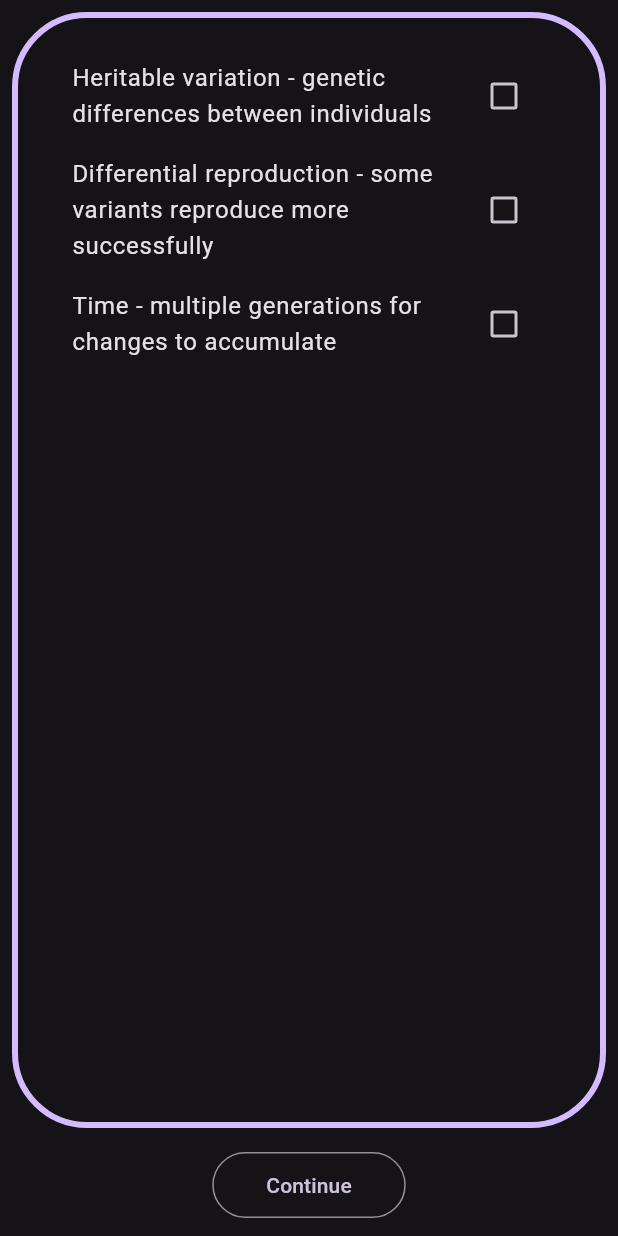
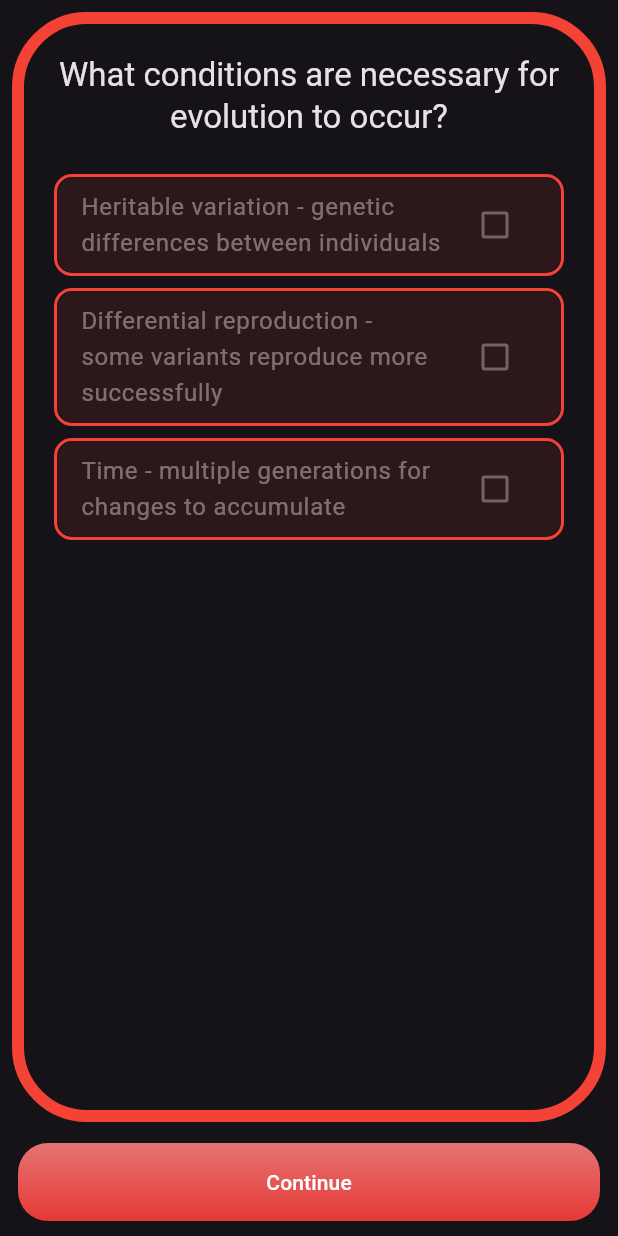
Before and after one commit to Jim-Maar/knowunity_application_demo, a Flutter app: the screen it shows after launch, after a tap on "Check without voice", on a phone screen of 412 x 824 dp. Run offline on Flutter 3.47's test engine with Material 3 defaults, Android fonts, the phone set to English and light mode, and no system bars; our stand-ins replace flutter_dotenv, permission_handler; missing offline and left inert: flutter_sound, record, whisper_ggml.

Commit message:
Added some overall styling changes and refactoring

```diff
--- a/lib/main.dart
+++ b/lib/main.dart
@@ -1,6 +1,5 @@
 import 'dart:io';
 import 'dart:convert';
-// import 'dart:js_interop';
 
 import 'package:flutter/material.dart';
 import 'package:flutter/services.dart';
@@ -71,11 +70,10 @@ Future<List<bool>> getChecks({
       "Content-Type": "application/json",
     },
     body: json.encode({
-      "model": "openai/gpt-4o", // "anthropic/claude-sonnet-4",
+      "model": "openai/gpt-4o",
       "messages": [
         {"role": "user", "content": prompt},
       ],
-      // "prompt": 'Return a list of 5 fruits',
       "response_format": {"type": "json_object"},
     }),
   );
@@ -113,22 +111,22 @@ class MyApp extends StatelessWidget {
         ),
         useMaterial3: true,
       ),
-      home: QuizPage(quiz: quizzes[0]),
+      home: QuizScreen(quiz: quizzes[0]),
     );
   }
 }
 
-class QuizPage extends StatefulWidget {
-  const QuizPage({super.key, required this.quiz});
+class QuizScreen extends StatefulWidget {
+  const QuizScreen({super.key, required this.quiz});
   final Quiz quiz;
 
   @override
-  State<QuizPage> createState() => _QuizPageState();
+  State<QuizScreen> createState() => _QuizScreenState();
 }
 
-class _QuizPageState extends State<QuizPage> {
+class _QuizScreenState extends State<QuizScreen> {
   int questionsAndAnswersIdx = 0;
-  String page = "question";
+  bool showingAnswers = false;
   String answerText = "";
 
   void _updateAnswerText(String newAnswerText) {
@@ -137,181 +135,68 @@ class _QuizPageState extends State<QuizPage> {
     });
   }
 
-  void _showAnswers() {
+  void _toggleShowAnswers() {
     setState(() {
-      page = "answers";
+      showingAnswers = !showingAnswers;
     });
   }
 
   void _showNextQuestion() {
     setState(() {
       if (questionsAndAnswersIdx < widget.quiz.questionsAndAnswers.length - 1) {
-        setState(() {
         questionsAndAnswersIdx = questionsAndAnswersIdx + 1;
-          page = "question";
-        });
+        showingAnswers = false;
+        answerText = "";
       } else {
-        setState(() {
-          page = "result";
-        });
+        // Navigate to result page or handle quiz completion
       }
     });
   }
 
   @override
   Widget build(BuildContext context) {
-    final QuestionAndAnswers =
+    final currentQuestionAndAnswers =
         widget.quiz.questionsAndAnswers[questionsAndAnswersIdx];
-    switch (page) {
-      case "question":
-        return QuestionPage(
-          question:
-              widget.quiz.questionsAndAnswers[questionsAndAnswersIdx].question,
+
+    return QuizPage(
+      question: currentQuestionAndAnswers.question,
+      answers: currentQuestionAndAnswers.answers,
+      answerText: answerText,
+      showingAnswers: showingAnswers,
       onAnswerTextChanged: _updateAnswerText,
-          showAnswers: _showAnswers,
-        );
-      case "answers":
-        return AnswersPage(
-          answers:
-              widget.quiz.questionsAndAnswers[questionsAndAnswersIdx].answers,
-          answerText: answerText,
+      toggleShowAnswers: _toggleShowAnswers,
       showNextQuestion: _showNextQuestion,
-        );
-      case "result":
-        return Placeholder();
-      default:
-        throw ("page does not exist");
-    }
-  }
-}
-
-class AnswersPage extends StatefulWidget {
-  const AnswersPage({
-    super.key,
-    required this.answers,
-    required this.answerText,
-    required this.showNextQuestion,
-  });
-  final List<String> answers;
-  final String answerText;
-  final void Function() showNextQuestion;
-
-  @override
-  State<AnswersPage> createState() => _AnswersPageState();
-}
-
-class _AnswersPageState extends State<AnswersPage> {
-  late Future<List<bool>> checksFuture;
-
-  @override
-  void initState() {
-    super.initState();
-    if (widget.answerText.isEmpty) {
-      checksFuture = Future.value(List.filled(widget.answers.length, false));
-    } else {
-      checksFuture = getChecks(
-        answerText: widget.answerText,
-        answers: widget.answers,
     );
   }
 }
 
-  @override
-  Widget build(BuildContext context) {
-    return FutureBuilder(
-      future: checksFuture,
-      builder: (context, snapshot) {
-        if (snapshot.connectionState == ConnectionState.waiting) {
-          return const Center(child: CircularProgressIndicator());
-        }
-        if (snapshot.hasError) {
-          return Center(child: Text("Error: ${snapshot.error}"));
-        }
-        List<bool> checks =
-            snapshot.data ?? List.filled(widget.answers.length, false);
-        return QuizPageLayout(
-          inFrame: AnswersSubPage(answers: widget.answers, checks: checks),
-          belowFrame: ContinueButton(showNextQuestion: widget.showNextQuestion),
-        );
-      },
-    );
-  }
-}
+class QuizPage extends StatefulWidget {
+  const QuizPage({
+    super.key,
+    required this.question,
+    required this.answers,
+    required this.answerText,
+    required this.showingAnswers,
+    required this.onAnswerTextChanged,
+    required this.toggleShowAnswers,
+    required this.showNextQuestion,
+  });
 
-class AnswersSubPage extends StatefulWidget {
-  const AnswersSubPage({
-    super.key,
-    required this.answers,
-    required this.checks,
-  });
+  final String question;
   final List<String> answers;
-  final List<bool> checks;
-
-  @override
-  State<AnswersSubPage> createState() => _AnswersSubPageState();
-}
-
-class _AnswersSubPageState extends State<AnswersSubPage> {
-  @override
-  Widget build(BuildContext context) {
-    return ListView(
-      children: [
-        for (final (i, answer) in widget.answers.indexed)
-          CheckboxListTile(
-            title: Text(answer),
-            value: widget.checks[i],
-            onChanged: (bool? value) {
-              setState(() {
-                widget.checks[i] = value ?? false;
-              });
-            },
-          ),
-      ],
-    );
-  }
-}
-
-class ContinueButton extends StatelessWidget {
-  const ContinueButton({super.key, required this.showNextQuestion});
+  final String answerText;
+  final bool showingAnswers;
+  final void Function(String) onAnswerTextChanged;
+  final void Function() toggleShowAnswers;
   final void Function() showNextQuestion;
 
   @override
-  Widget build(BuildContext context) {
-    final theme = Theme.of(context);
-    final style = theme.textTheme.labelLarge!.copyWith(
-      color: theme.colorScheme.secondary,
-    );
-    final String buttonText = "Continue";
-    return OutlinedButton(
-      onPressed: () => {showNextQuestion()},
-      child: Padding(
-        padding: const EdgeInsets.all(12.0),
-        child: Text(
-          buttonText,
-          style: style,
-          // textScaler: TextScaler.linear(1.2)
-        ),
-      ),
-    );
-  }
+  State<QuizPage> createState() => _QuizPageState();
 }
 
-class QuestionPage extends StatefulWidget {
-  const QuestionPage({
-    super.key,
-    required this.question,
-    required this.onAnswerTextChanged,
-    required this.showAnswers,
-  });
-  final String question;
-  final void Function(String) onAnswerTextChanged;
-  final void Function() showAnswers;
-  @override
-  State<QuestionPage> createState() => _QuestionPageState();
-}
-
-class _QuestionPageState extends State<QuestionPage> {
-  final model = WhisperModel.mediumEn;
+class _QuizPageState extends State<QuizPage>
+    with SingleTickerProviderStateMixin {
+  final model = WhisperModel.base;
   final AudioRecorder audioRecorder = AudioRecorder();
   final WhisperController whisperController = WhisperController();
   String transcribedText = '';
@@ -319,32 +204,170 @@ class _QuestionPageState extends State<QuestionPage> {
   bool isProcessingFile = false;
   bool isListening = false;
 
+  late Future<List<bool>> checksFuture;
+  List<bool>? checks;
+  late AnimationController _animationController;
+  late Animation<double> _borderAnimation;
+
   @override
   void initState() {
+    super.initState();
     initModel();
-    super.initState();
+    _animationController = AnimationController(
+      duration: const Duration(milliseconds: 500),
+      vsync: this,
+    );
+    _borderAnimation = Tween<double>(begin: 4.0, end: 8.0).animate(
+      CurvedAnimation(parent: _animationController, curve: Curves.easeInOut),
+    );
+  }
+
+  @override
+  void didUpdateWidget(QuizPage oldWidget) {
+    super.didUpdateWidget(oldWidget);
+    if (widget.showingAnswers && !oldWidget.showingAnswers) {
+      _loadChecks();
+    }
+    if (!widget.showingAnswers && oldWidget.showingAnswers) {
+      setState(() {
+        checks = null;
+        transcribedText = '';
+      });
+    }
+  }
+
+  void _loadChecks() {
+    if (widget.answerText.isEmpty) {
+      setState(() {
+        checks = List.filled(widget.answers.length, false);
+      });
+      _animationController.forward();
+    } else {
+      checksFuture = getChecks(
+        answerText: widget.answerText,
+        answers: widget.answers,
+      );
+      checksFuture.then((result) {
+        if (mounted) {
+          setState(() {
+            checks = result;
+          });
+          _animationController.forward();
+        }
+      });
+    }
+  }
+
+  bool get allAnswersCorrect => checks?.every((check) => check) ?? false;
+
+  Color get borderColor {
+    if (!widget.showingAnswers || checks == null) {
+      return Theme.of(context).colorScheme.primary;
+    }
+    return allAnswersCorrect ? Colors.green : Colors.red;
   }
 
   @override
   Widget build(BuildContext context) {
-    return QuizPageLayout(
-      inFrame: QuestionSubPage(
-        question: widget.question,
-        transcribedText: transcribedText,
-        record: record,
+    final theme = Theme.of(context);
+
+    return Scaffold(
+      body: SafeArea(
+        child: Column(
+          children: [
+            Expanded(
+              child: Padding(
+                padding: const EdgeInsets.all(8.0),
+                child: AnimatedBuilder(
+                  animation: _borderAnimation,
+                  builder: (context, child) {
+                    return Container(
+                      width: double.infinity,
+                      clipBehavior: Clip.antiAlias,
+                      decoration: BoxDecoration(
+                        border: Border.all(
+                          color: borderColor,
+                          width: widget.showingAnswers && checks != null
+                              ? _borderAnimation.value
+                              : 4.0,
+                        ),
+                        borderRadius: BorderRadius.circular(50.0),
+                      ),
+                      child: child,
+                    );
+                  },
+                  child: Padding(
+                    padding: const EdgeInsets.all(20.0),
+                    child: Column(
+                      children: [
+                        Padding(
+                          padding: const EdgeInsets.only(bottom: 20.0),
+                          child: Text(
+                            widget.question,
+                            style: theme.textTheme.titleLarge,
+                            textAlign: TextAlign.center,
+                          ),
+                        ),
+                        Expanded(
+                          child: widget.showingAnswers
+                              ? (checks == null
+                                    ? const Center(
+                                        child: CircularProgressIndicator(),
+                                      )
+                                    : AnswersList(
+                                        answers: widget.answers,
+                                        checks: checks!,
+                                      ))
+                              : Column(
+                                  children: [
+                                    Expanded(
+                                      child: Center(
+                                        child: Text(
+                                          transcribedText,
+                                          style: theme.textTheme.bodyLarge,
+                                          textAlign: TextAlign.center,
+                                        ),
+                                      ),
+                                    ),
+                                    VoiceButton(
+                                      recordFunc: record,
                                       isProcessing: isProcessing,
                                       isListening: isListening,
                                     ),
-      belowFrame: CheckButton(
+                                  ],
+                                ),
+                        ),
+                      ],
+                    ),
+                  ),
+                ),
+              ),
+            ),
+            const SizedBox(height: 6),
+            ActionButton(
               isVoiceFinished: transcribedText.isNotEmpty,
-        showAnswers: widget.showAnswers,
+              showingAnswers: widget.showingAnswers,
+              allAnswersCorrect: allAnswersCorrect,
+              onPressed: widget.showingAnswers
+                  ? widget.showNextQuestion
+                  : widget.toggleShowAnswers,
+              checks: checks,
+            ),
+            const SizedBox(height: 10),
+          ],
+        ),
       ),
     );
   }
 
+  @override
+  void dispose() {
+    _animationController.dispose();
+    super.dispose();
+  }
+
   Future<void> initModel() async {
     try {
-      /// Try initializing the model from assets
       final bytesBase = await rootBundle.load(
         'assets/ggml-${model.modelName}.bin',
       );
@@ -357,7 +380,6 @@ class _QuestionPageState extends State<QuestionPage> {
         ),
       );
     } catch (e) {
-      /// On error try downloading the model
       await whisperController.downloadModel(model);
     }
   }
@@ -411,182 +433,123 @@ class _QuestionPageState extends State<QuestionPage> {
       }
     }
   }
+}
 
-  Future<void> transcribeJfk() async {
-    final Directory tempDir = await getTemporaryDirectory();
-    final asset = await rootBundle.load('assets/jfk.wav');
-    final String jfkPath = "${tempDir.path}/jfk.wav";
-    final File convertedFile = await File(
-      jfkPath,
-    ).writeAsBytes(asset.buffer.asUint8List());
+class AnswersList extends StatelessWidget {
+  const AnswersList({super.key, required this.answers, required this.checks});
 
-    setState(() {
-      isProcessingFile = true;
-    });
+  final List<String> answers;
+  final List<bool> checks;
 
-    final result = await whisperController.transcribe(
-      model: model,
-      audioPath: convertedFile.path,
-      lang: 'auto',
+  @override
+  Widget build(BuildContext context) {
+    return ListView.builder(
+      itemCount: answers.length,
+      itemBuilder: (context, index) {
+        final isCorrect = checks[index];
+        final borderColor = isCorrect ? Colors.green : Colors.red;
+        final backgroundColor = isCorrect
+            ? Colors.green.withOpacity(0.1)
+            : Colors.red.withOpacity(0.1);
+
+        return Container(
+          margin: const EdgeInsets.symmetric(vertical: 4.0),
+          decoration: BoxDecoration(
+            border: Border.all(color: borderColor, width: 2.0),
+            borderRadius: BorderRadius.circular(12.0),
+          ),
+          child: CheckboxListTile(
+            title: Text(answers[index]),
+            value: checks[index],
+            onChanged: null, // Disabled
+            activeColor: isCorrect ? Colors.green : Colors.red,
+            checkColor: Colors.white,
+            tileColor: backgroundColor,
+            shape: RoundedRectangleBorder(
+              borderRadius: BorderRadius.circular(12.0),
+            ),
+          ),
         );
-
-    setState(() {
-      isProcessingFile = false;
-    });
-
-    if (result?.transcription.text != null) {
-      setState(() {
-        transcribedText = result!.transcription.text;
-      });
-    }
+      },
+    );
   }
 }
 
-class QuizPageLayout extends StatelessWidget {
-  const QuizPageLayout({
+class ActionButton extends StatelessWidget {
+  const ActionButton({
     super.key,
-    required this.inFrame,
-    required this.belowFrame,
+    required this.isVoiceFinished,
+    required this.showingAnswers,
+    required this.allAnswersCorrect,
+    required this.onPressed,
+    required this.checks,
   });
-  final Widget inFrame;
-  final Widget belowFrame;
+
+  final bool isVoiceFinished;
+  final bool showingAnswers;
+  final bool allAnswersCorrect;
+  final void Function() onPressed;
+  final List<bool>? checks;
 
   @override
   Widget build(BuildContext context) {
     final theme = Theme.of(context);
-    return Scaffold(
-      body: SafeArea(
-        child: Column(
-          children: [
-            Expanded(
-              child: Padding(
-                padding: const EdgeInsets.all(8.0),
-                child: Container(
-                  width: double.infinity,
-                  clipBehavior: Clip.antiAlias,
-                  decoration: BoxDecoration(
-                    border: Border.all(
-                      color: theme.colorScheme.primary,
-                      width: 4.0,
-                    ),
-                    borderRadius: BorderRadius.circular(50.0),
-                  ),
-                  child: Padding(
-                    padding: const EdgeInsets.all(20.0),
-                    child: inFrame,
-                  ),
-                ),
-              ),
-            ),
-            SizedBox(height: 6),
-            belowFrame, // CheckButton(isVoiceFinished: transcribedText.isNotEmpty),
-            SizedBox(height: 10),
-          ],
-        ),
-      ),
-    );
+
+    String buttonText;
+    Color? backgroundColor;
+    Color? textColor;
+
+    if (showingAnswers) {
+      buttonText = "Continue";
+      if (checks != null) {
+        backgroundColor = allAnswersCorrect ? Colors.green : Colors.red;
+        textColor = Colors.white;
       }
+    } else {
+      buttonText = isVoiceFinished ? "Check" : "Check without voice";
+      textColor = isVoiceFinished ? Colors.white : Colors.grey[500];
     }
-
-class QuestionSubPage extends StatelessWidget {
-  const QuestionSubPage({
-    super.key,
-    required this.question,
-    required this.transcribedText,
-    required this.record,
-    required this.isProcessing,
-    required this.isListening,
-  });
-  final String question;
-  final String transcribedText;
-  final Future<void> Function() record;
-  final bool isProcessing;
-  final bool isListening;
-
-  @override
-  Widget build(BuildContext context) {
-    return Column(
-      children: [
-        Expanded(
-          child: Center(child: Question(question: question)),
-        ),
-        Text(transcribedText),
-        VoiceButton(
-          recordFunc: record,
-          isProcessing: isProcessing,
-          isListening: isListening,
-        ),
-      ],
-    );
-  }
-}
-
-class Question extends StatelessWidget {
-  const Question({super.key, required this.question});
-  final String question;
-  @override
-  Widget build(BuildContext context) {
-    final theme = Theme.of(context);
-    final style = theme.textTheme.titleLarge;
-    return Center(
-      child: Text(question, style: style, textAlign: TextAlign.center),
-    );
-  }
-}
-
-class CheckButton extends StatelessWidget {
-  const CheckButton({
-    super.key,
-    required this.isVoiceFinished,
-    required this.showAnswers,
-  });
-  final bool isVoiceFinished;
-  final void Function() showAnswers;
-  @override
-  Widget build(BuildContext context) {
-    final theme = Theme.of(context);
-    final String buttonText = isVoiceFinished ? "Check" : "Check without voice";
 
     return Row(
       children: [
         Expanded(
           child: Padding(
             padding: const EdgeInsets.symmetric(horizontal: 12.0),
-            child: Container(
-              decoration: isVoiceFinished
-                  ? BoxDecoration(
-                      gradient: LinearGradient(
+            child: AnimatedContainer(
+              duration: const Duration(milliseconds: 500),
+              decoration: BoxDecoration(
+                gradient:
+                    (showingAnswers && checks != null) ||
+                        (!showingAnswers && isVoiceFinished)
+                    ? LinearGradient(
                         begin: Alignment.topCenter,
                         end: Alignment.bottomCenter,
-                        colors: [
-                          Colors.green[100]!, // Very light green at top
-                          Colors.green[400]!, // Darker green at bottom
-                        ],
-                      ),
-                      borderRadius: BorderRadius.circular(
-                        20,
-                      ), // Match button radius
+                        colors: showingAnswers && checks != null
+                            ? (allAnswersCorrect
+                                  ? [Colors.green[300]!, Colors.green[600]!]
+                                  : [Colors.red[300]!, Colors.red[600]!])
+                            : [Colors.green[100]!, Colors.green[400]!],
                       )
                     : null,
+                borderRadius: BorderRadius.circular(20),
+              ),
               child: ElevatedButton(
                 style: ElevatedButton.styleFrom(
-                  backgroundColor: isVoiceFinished
-                      ? Colors
-                            .transparent // Transparent to show gradient
-                      : Colors.grey[900], // Dark grey when not finished
+                  backgroundColor:
+                      (showingAnswers && checks != null) ||
+                          (!showingAnswers && isVoiceFinished)
+                      ? Colors.transparent
+                      : Colors.grey[900],
                   elevation: 0,
-                  shadowColor: Colors.transparent, // Remove shadow completely
+                  shadowColor: Colors.transparent,
                 ),
-                onPressed: () => {showAnswers()},
+                onPressed: onPressed,
                 child: Padding(
                   padding: const EdgeInsets.symmetric(vertical: 16.0),
                   child: Text(
                     buttonText,
                     style: theme.textTheme.labelLarge!.copyWith(
-                      color: isVoiceFinished
-                          ? Colors
-                                .white // White text when finished
-                          : Colors.grey[500], // Light grey when not finished
+                      color: textColor,
                     ),
                   ),
                 ),
@@ -606,6 +569,7 @@ class VoiceButton extends StatelessWidget {
     required this.isProcessing,
     required this.isListening,
   });
+
   final Future<void> Function() recordFunc;
   final bool isProcessing;
   final bool isListening;
@@ -613,12 +577,7 @@ class VoiceButton extends StatelessWidget {
   @override
   Widget build(BuildContext context) {
     final theme = Theme.of(context);
-    final textStyle = theme.textTheme.labelLarge!.copyWith(
-      color: theme.colorScheme.secondary,
-    );
-    final buttonStyle = OutlinedButton.styleFrom(
-      backgroundColor: theme.colorScheme.inversePrimary,
-    );
+
     return GestureDetector(
       onLongPressStart: (details) async {
         await recordFunc();
@@ -636,7 +595,6 @@ class VoiceButton extends StatelessWidget {
           border: Border.all(color: theme.colorScheme.outline),
           borderRadius: BorderRadius.circular(8),
         ),
-        // child: Text("Voice", style: textStyle),
         child: isProcessing
             ? const CircularProgressIndicator()
             : Icon(
```
Lines whose indentation alone changed are shown as unchanged.
